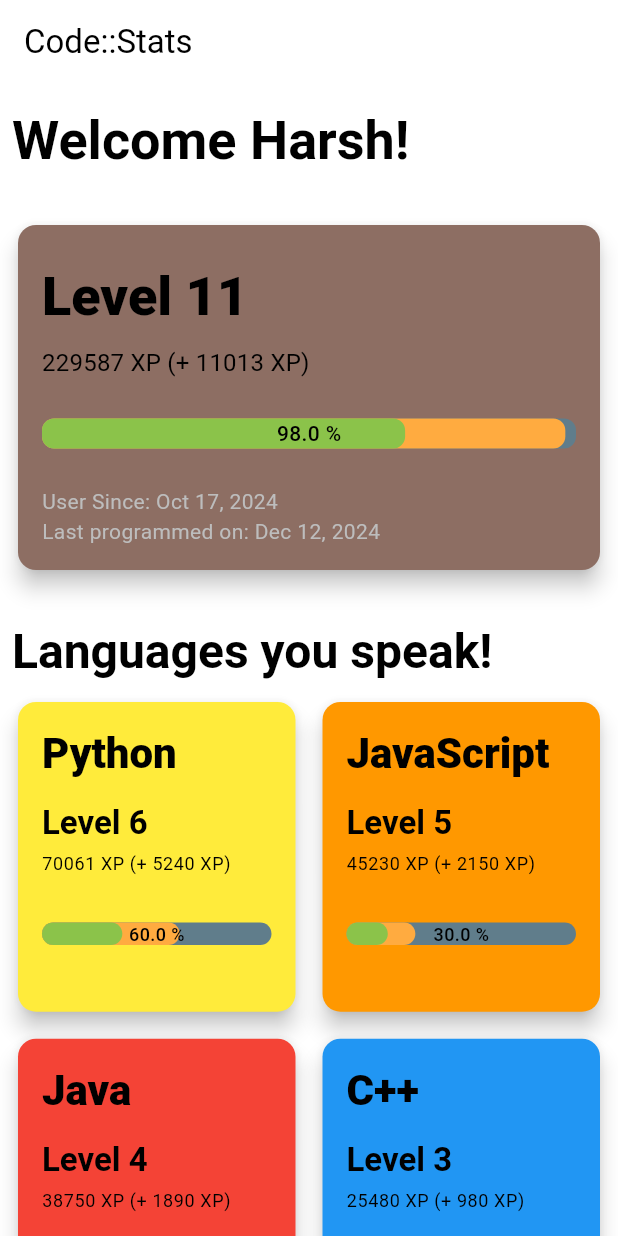
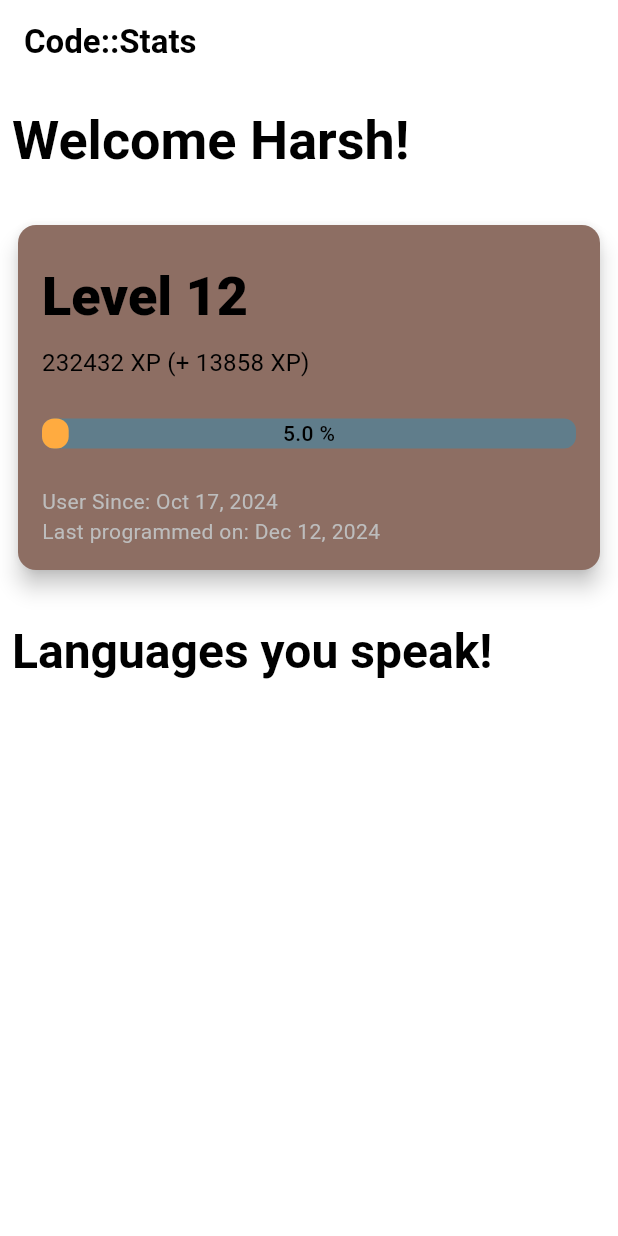
Before and after one commit to HarshNarayanJha/codestats_client, a Flutter app: the screen it shows after launch, on a phone screen of 412 x 824 dp. Run offline on Flutter 3.47's test engine with Material 3 defaults, Android fonts, the phone set to English and light mode, and no system bars; our stand-ins replace go_router.

Commit message:
fix: progress calculation bug

```diff
--- a/lib/models/user_stats.dart
+++ b/lib/models/user_stats.dart
@@ -5,7 +5,7 @@ import 'package:flutter/material.dart';
 Color getLanguageColor(String language) {
   switch (language) {
     case 'Python':
-      return Colors.yellow;
+      return Colors.yellow.shade900;
     case 'JavaScript':
       return Colors.orange;
     case 'Java':
@@ -34,18 +34,34 @@ Color getLanguageColor(String language) {
 const double LEVEL_FACTOR = 0.025;
 
 /// Calculates level for given XP
-int level(int xp) => (LEVEL_FACTOR * sqrt(xp.toDouble())).floor();
+int level(int xp) {
+  if (xp <= 0) {
+    return 0;
+  }
+  return (LEVEL_FACTOR * sqrt(xp.toDouble())).floor();
+}
 
 /// Gets XP needed for next level
-int xpToNextLevel(int currLevel) => pow(((currLevel + 1) / LEVEL_FACTOR).ceil(), 2).toInt();
+int xpToNextLevel(int currLevel) {
+  if (currLevel < 0) {
+    return 0;
+  }
+
+  return pow(((currLevel + 1) / LEVEL_FACTOR).ceil(), 2).toInt();
+}
 
 /// Gets progress percentage to next level (0-100)
 double levelProgress(int xp) {
+
+  if (xp <= 0) {
+    return 0;
+  }
+
   var currLevel = level(xp);
   var currLevelXp = xpToNextLevel(currLevel - 1);
   var nextLevelXp = xpToNextLevel(currLevel);
 
-  var haveXp = (xp) - currLevelXp;
+  var haveXp = xp - currLevelXp;
   var neededXp = nextLevelXp - currLevelXp;
 
   var progress = (haveXp / neededXp * 100).round().toDouble();
--- a/lib/pages/home_page.dart
+++ b/lib/pages/home_page.dart
@@ -16,7 +16,7 @@ class _HomePageState extends State<HomePage> {
     return Scaffold(
       appBar: AppBar(
         // backgroundColor: Theme.of(context).colorScheme.top,
-        title: Text("Code::Stats"),
+        title: Text("Code::Stats", style: Theme.of(context).textTheme.titleLarge?.copyWith(fontWeight:FontWeight.bold)),
       ),
       body: SingleChildScrollView(
         child: Padding(
@@ -29,10 +29,10 @@ class _HomePageState extends State<HomePage> {
               SizedBox(height: 30),
               MainStatsCard(
                 stats: UserStats(
-                  totalXp: 229587,
+                  totalXp: 232432,
                   machineXp: MachineXp(machines: {}),
                   user: '',
-                  newXp: 11013,
+                  newXp: 13858,
                   dateXp: DateXp(dates: {}),
                   languageXp: LanguageXp(languages: {}),
                 )
@@ -42,22 +42,22 @@ class _HomePageState extends State<HomePage> {
               Text("Languages you speak!", style: Theme.of(context).textTheme.headlineLarge?.copyWith(fontWeight: FontWeight.bold)),
               SizedBox(height: 10),
 
-              GridView.count(
-                shrinkWrap: true,
-                physics: NeverScrollableScrollPhysics(),
-                crossAxisCount: 2,
-                childAspectRatio: 0.9,
-                crossAxisSpacing: 10,
-                mainAxisSpacing: 10,
-                children: [
-                  LanguageStatsCard(stats: LanguageDetails(name: 'Python', xps: 70061, newXps: 5240)),
-                  LanguageStatsCard(stats: LanguageDetails(name: 'JavaScript', xps: 45230, newXps: 2150)),
-                  LanguageStatsCard(stats: LanguageDetails(name: 'Java', xps: 38750, newXps: 1890)),
-                  LanguageStatsCard(stats: LanguageDetails(name: 'C++', xps: 25480, newXps: 980)),
-                  LanguageStatsCard(stats: LanguageDetails(name: 'Dart', xps: 18940, newXps: 2340)),
-                  LanguageStatsCard(stats: LanguageDetails(name: 'Ruby', xps: 15670, newXps: 780)),
-                ],
-              ),
+              // GridView.count(
+              //   shrinkWrap: true,
+              //   physics: NeverScrollableScrollPhysics(),
+              //   crossAxisCount: MediaQuery.of(context).size.width ~/ 200,
+              //   childAspectRatio: 1,
+              //   crossAxisSpacing: 5,
+              //   mainAxisSpacing: 5,
+              //   children: [
+              //     LanguageStatsCard(stats: LanguageDetails(name: 'Python', xps: 70061, newXps: 5240)),
+              //     LanguageStatsCard(stats: LanguageDetails(name: 'JavaScript', xps: 45230, newXps: 2150)),
+              //     LanguageStatsCard(stats: LanguageDetails(name: 'Java', xps: 38750, newXps: 1890)),
+              //     LanguageStatsCard(stats: LanguageDetails(name: 'C++', xps: 25480, newXps: 980)),
+              //     LanguageStatsCard(stats: LanguageDetails(name: 'Dart', xps: 18940, newXps: 2340)),
+              //     LanguageStatsCard(stats: LanguageDetails(name: 'Ruby', xps: 15670, newXps: 780)),
+              //   ],
+              // ),
             ],
           ),
         ),
--- a/lib/widgets/main_stats_card.dart
+++ b/lib/widgets/main_stats_card.dart
@@ -43,13 +43,21 @@ class MainStatsCard extends StatelessWidget {
                       minHeight: 20.0
                     ),
                     LinearProgressIndicator(
-                      value: levelProgress(stats.totalXp - stats.newXp) / 100.0,
+                      // value: levelProgress(stats.totalXp - stats.newXp) / 100.0,
+                      value: (
+                        levelProgress(
+                          (stats.totalXp - stats.newXp)
+                          .clamp(xpToNextLevel(stats.getLevel() - 1), xpToNextLevel(stats.getLevel()))
+                        )
+                      ) / 100.0,
                       valueColor: AlwaysStoppedAnimation<Color>(Colors.lightGreen),
                       backgroundColor: Colors.transparent,
                       borderRadius: BorderRadius.circular(8),
                       minHeight: 20.0
                     ),
                     Text('${stats.getLevelProgress()} %', style: TextStyle(color: Colors.black, fontWeight: FontWeight.w500)),
+                    // Text('${xpToNextLevel(stats.getLevel() - 1)} %', style: TextStyle(color: Colors.black, fontWeight: FontWeight.w500)),
+                    // Text('${stats.totalXp - xpToNextLevel(stats.getLevel() - 1)} %', style: TextStyle(color: Colors.black, fontWeight: FontWeight.w500)),
                   ],
                 ),
 
```
